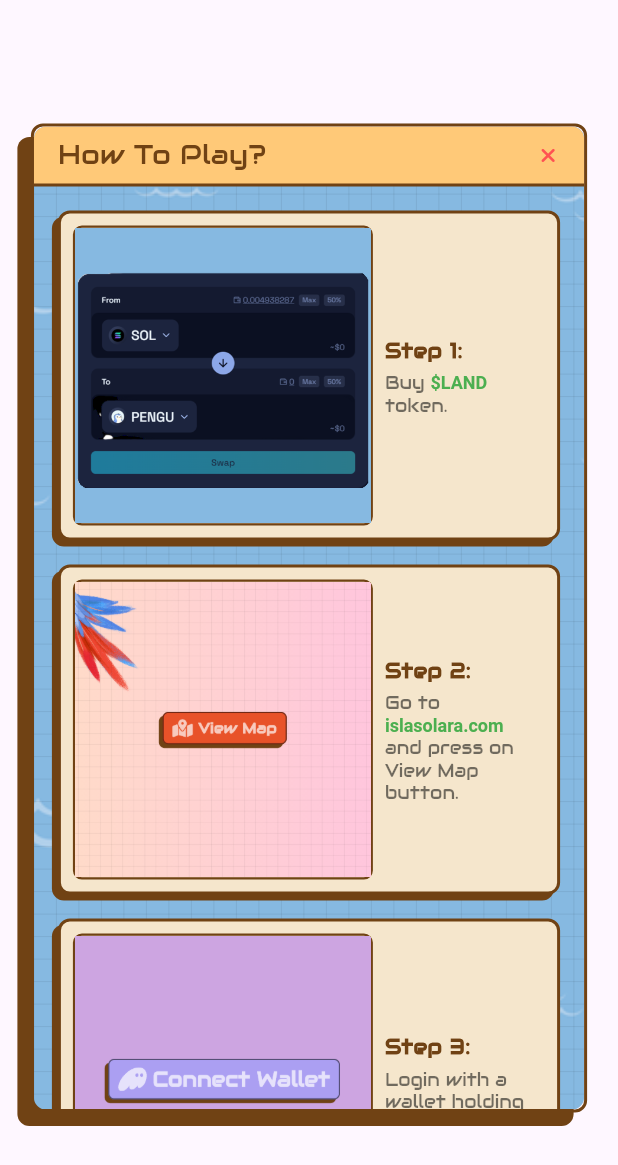
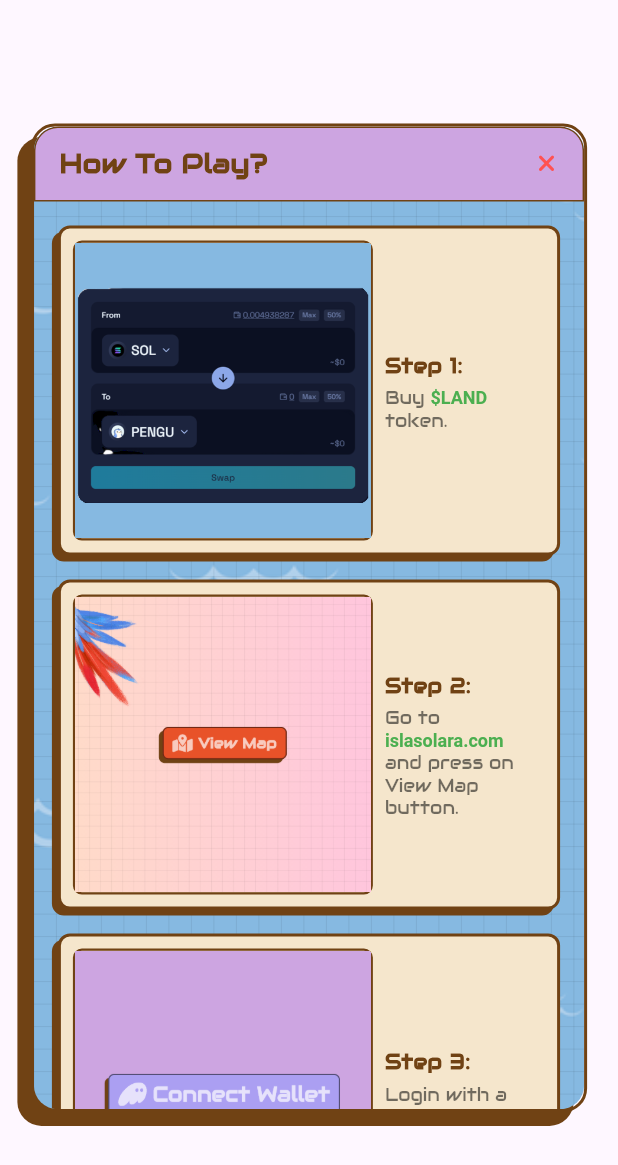
Before and after one commit to romaklym/isla_solara, a Flutter app: the HowToPlay widget shown alone on an empty page, opened directly, on a phone screen of 412 x 824 dp. Shown: the top 1165 px of the screen. Run offline on Flutter 3.47's test engine with Material 3 defaults, Android fonts, the phone set to English and light mode, and no system bars; our stand-ins replace cloud_firestore, firebase_core, fl_chart, flutter_svg, font_awesome_flutter, go_router; missing offline and left inert: dart:html, dart:js, flutter_gradient_animation_text; accounts and stored records are empty.

Commit message:
updated banner on dialog pop outs, made stats switch sides in appbar depending if wallet amount is present

```diff
--- a/lib/dialogs/how_to_play_dialog.dart
+++ b/lib/dialogs/how_to_play_dialog.dart
@@ -100,7 +100,7 @@
         height: height,
         decoration: BoxDecoration(
           color: Colors.transparent,
-          borderRadius: BorderRadius.circular(8),
+          borderRadius: BorderRadius.circular(16),
           border: Border.all(
             color: const Color(0xFF704214),
             width: 2.0,
@@ -114,7 +114,7 @@
           ],
         ),
         child: ClipRRect(
-          borderRadius: BorderRadius.circular(8),
+          borderRadius: BorderRadius.circular(16),
           child: Stack(
             children: [
               // Background Image
@@ -134,17 +134,15 @@
                 children: [
                   // Title Bar
                   Container(
-                    height: 40,
+                    height: 50,
                     decoration: BoxDecoration(
-                      color: const Color(0xFFFFC978),
-                      borderRadius: const BorderRadius.vertical(
-                        top: Radius.circular(8),
+                      color: Color(0xFFcda5e1),
+                      borderRadius: BorderRadius.vertical(
+                        top: Radius.circular(16),
                       ),
-                      border: const Border(
-                        bottom: BorderSide(
-                          color: Color(0xFF704214),
-                          width: 2,
-                        ),
+                      border: Border.all(
+                        color: const Color(0xFF704214),
+                        width: 1.0,
                       ),
                     ),
                     child: Row(
@@ -155,6 +153,7 @@
                             "How To Play?",
                             style: TextStyle(
                               fontFamily: "Audiowide",
+                              fontWeight: FontWeight.bold,
                               fontSize: 18.0,
                               color: Color(0xFF704214),
                             ),
@@ -167,7 +166,7 @@
                             color: Colors.redAccent,
                           ),
                           onPressed: () => Navigator.of(context).pop(),
-                          iconSize: 14.0,
+                          iconSize: 16.0,
                         ),
                       ],
                     ),
```
Also changed, not shown: lib/screens/map_screen.dart (+36 -0 lines).
